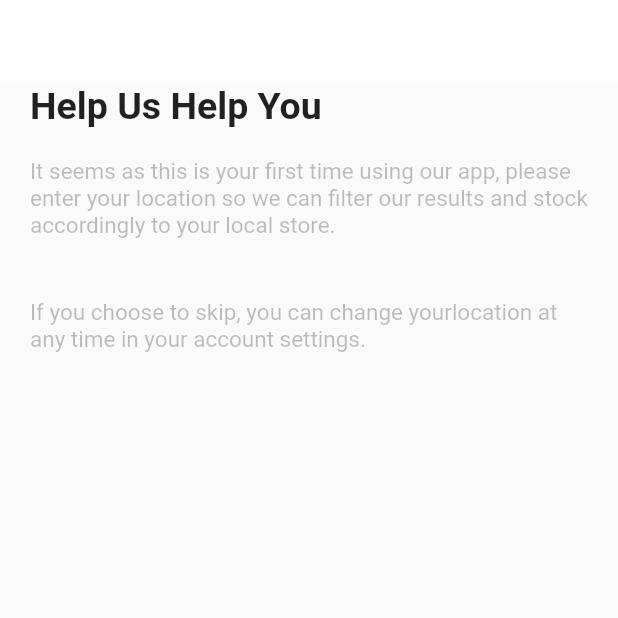
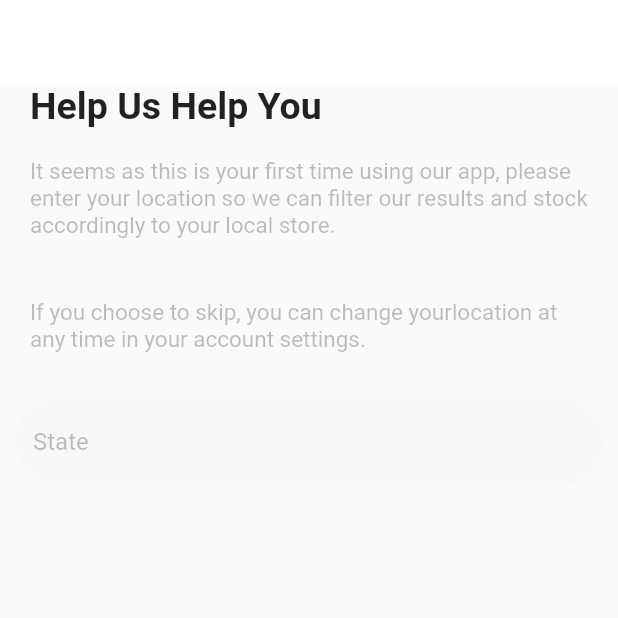
Before and after one commit to Smtrbci/Flutter-Project, a Flutter app: the screen it shows after launch, on a phone screen of 412 x 824 dp, the top half of it. Run offline on Flutter 3.47's test engine with Material 2 defaults, Android fonts, the phone set to English and light mode, and no system bars; our stand-ins replace math_expressions.

Commit message:
state Text Form Field

```diff
--- a/signin/lib/home/home_sign.dart
+++ b/signin/lib/home/home_sign.dart
@@ -20,9 +20,32 @@ class _homeSignState extends State<homeSign> {
           _helpUsHelpYouText(),
           _firstText(),
           _secondText(),
+          _stateTextFormField(),
         ],
       ),
     );
+  }
+
+  Padding _stateTextFormField() {
+    return Padding(
+          padding: const EdgeInsets.all(10.0),
+          child: TextFormField(
+            decoration: const InputDecoration(
+              hintText: "State",
+              hintStyle: TextStyle(
+                color: Color.fromARGB(75, 33, 33, 33),
+              ),
+              filled: true,
+              fillColor: Color.fromARGB(40, 239, 239, 239),
+              border: OutlineInputBorder(
+                borderRadius: BorderRadius.all(
+                  Radius.circular(30),
+                ),
+                borderSide: BorderSide.none,
+              ),
+            ),
+          ),
+        );
   }
 
   Container _secondText() {
```
